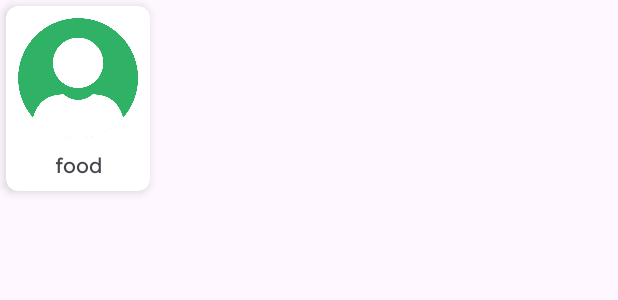
After one commit to akmalinnn/24001084-km6-akm-warungpenyet-ch3, an Android app: the layout item_category.xml on its own in the app's theme, with its tools: preview values and no code run, on a phone screen of 412 x 824 dp. The commit adds this screen. Shown: the top 300 px of the screen. Run offline under Robolectric (Android 15) with nearby library versions, the light colour scheme and no system bars.

Commit message:
[Task-2] Adding category layout

```diff
--- /dev/null
+++ b/app/src/main/res/layout/item_category.xml
@@ -0,0 +1,36 @@
+<?xml version="1.0" encoding="utf-8"?>
+<androidx.cardview.widget.CardView xmlns:android="http://schemas.android.com/apk/res/android"
+    xmlns:app="http://schemas.android.com/apk/res-auto"
+    xmlns:tools="http://schemas.android.com/tools"
+    android:layout_width="wrap_content"
+    android:layout_height="wrap_content"
+    android:layout_margin="4dp"
+    app:cardCornerRadius="8dp"
+    app:cardElevation="4dp">
+
+    <LinearLayout
+        android:layout_width="match_parent"
+        android:layout_height="wrap_content"
+        android:layout_margin="8dp"
+        android:orientation="vertical">
+
+        <ImageView
+            android:id="@+id/iv_category_image"
+            android:layout_width="80dp"
+            android:layout_height="80dp"
+            android:scaleType="centerCrop"
+            android:src="@drawable/img_avatar" />
+
+
+        <TextView
+            android:id="@+id/tv_category_name"
+            android:layout_width="match_parent"
+            android:layout_height="wrap_content"
+            android:layout_marginTop="8dp"
+            android:ellipsize="end"
+            android:maxLines="1"
+            android:textAlignment="center"
+            tools:text="food" />
+
+    </LinearLayout>
+</androidx.cardview.widget.CardView>
--- a/app/src/main/res/values/themes.xml
+++ b/app/src/main/res/values/themes.xml
@@ -25,5 +25,5 @@
         <item name="colorOnErrorContainer">@color/app_color_on_error_container</item>
     </style>
 
-    <style name="Theme._24001084km6akmwarungpenyetanch2" parent="Base.Theme._24001084km6akmwarungpenyetanch2" />
+    <style name="Theme._24001084km6akmwarungpenyetch2" parent="Base.Theme._24001084km6akmwarungpenyetch2" />
 </resources>
```
Also changed, not shown: app/src/main/res/layout/activity_main.xml (+19 -7 lines), app/src/main/res/drawable/img_drink_category.jpeg (added), app/src/main/res/drawable/img_mie_category.jpeg (added), app/src/main/res/drawable/img_rice_category.jpeg (added), app/src/main/res/drawable/img_snack_category.jpg (added).
